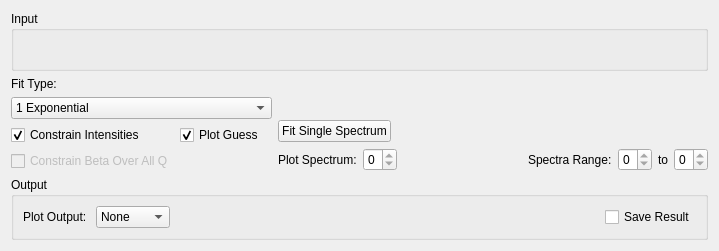
The window that MantidQt/CustomInterfaces/inc/MantidQtCustomInterfaces/Indirect/IqtFit.ui (mantidproject/mantid) describes before a commit, drawn with Qt 5.
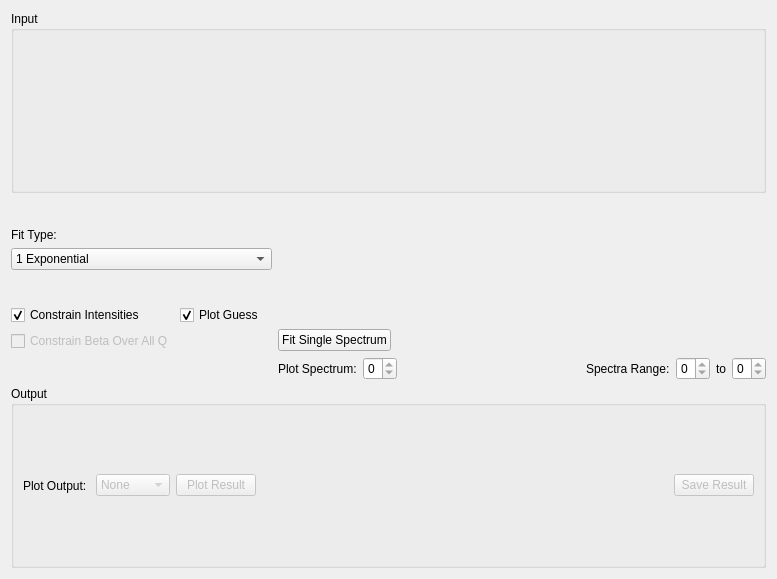
The same window after the commit. Custom widgets are drawn as their Qt base class.

Commit message:
IqtFit added plot and save buttons disabled initially
Refs #17022

What changed in the file:
```diff
--- a/MantidQt/CustomInterfaces/inc/MantidQtCustomInterfaces/Indirect/IqtFit.ui
+++ b/MantidQt/CustomInterfaces/inc/MantidQtCustomInterfaces/Indirect/IqtFit.ui
@@ -6,8 +6,8 @@
    <rect>
     <x>0</x>
     <y>0</y>
-    <width>719</width>
-    <height>251</height>
+    <width>777</width>
+    <height>579</height>
    </rect>
   </property>
   <property name="windowTitle">
@@ -260,6 +260,9 @@
       </item>
       <item>
        <widget class="QComboBox" name="cbPlotType">
+        <property name="enabled">
+         <bool>false</bool>
+        </property>
         <item>
          <property name="text">
           <string>None</string>
@@ -287,6 +290,16 @@
         </item>
        </widget>
       </item>
+      <item>
+       <widget class="QPushButton" name="pbPlot">
+        <property name="enabled">
+         <bool>false</bool>
+        </property>
+        <property name="text">
+         <string>Plot Result</string>
+        </property>
+       </widget>
+      </item>
       <item>
        <spacer name="horizontalSpacer_1">
         <property name="orientation">
@@ -301,7 +314,10 @@
        </spacer>
       </item>
       <item>
-       <widget class="QCheckBox" name="ckSave">
+       <widget class="QPushButton" name="pbSave">
+        <property name="enabled">
+         <bool>false</bool>
+        </property>
         <property name="text">
          <string>Save Result</string>
         </property>
```
Lines whose indentation alone changed are shown as unchanged.
